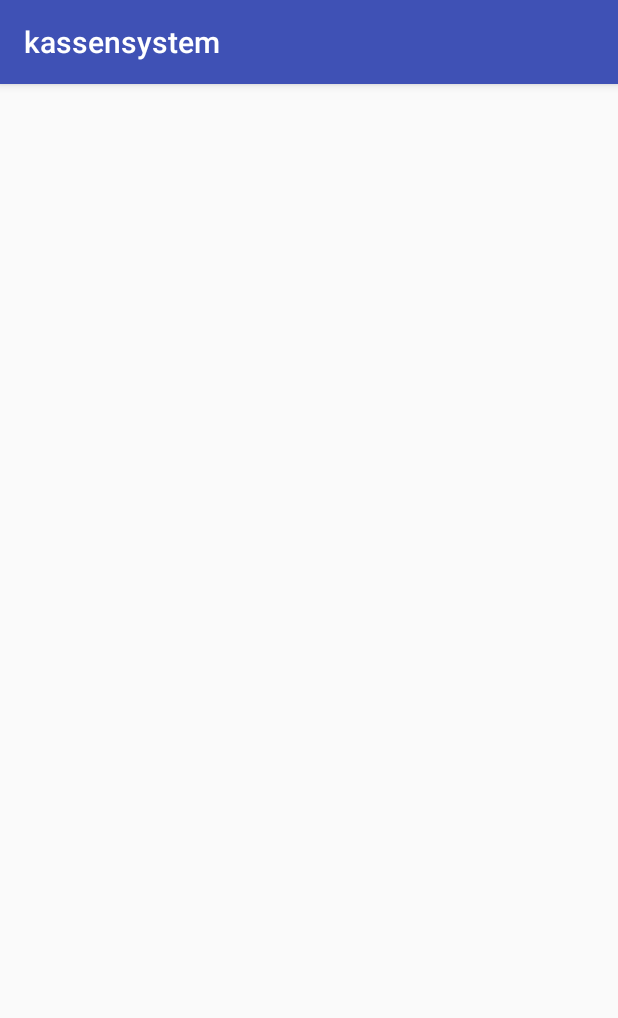
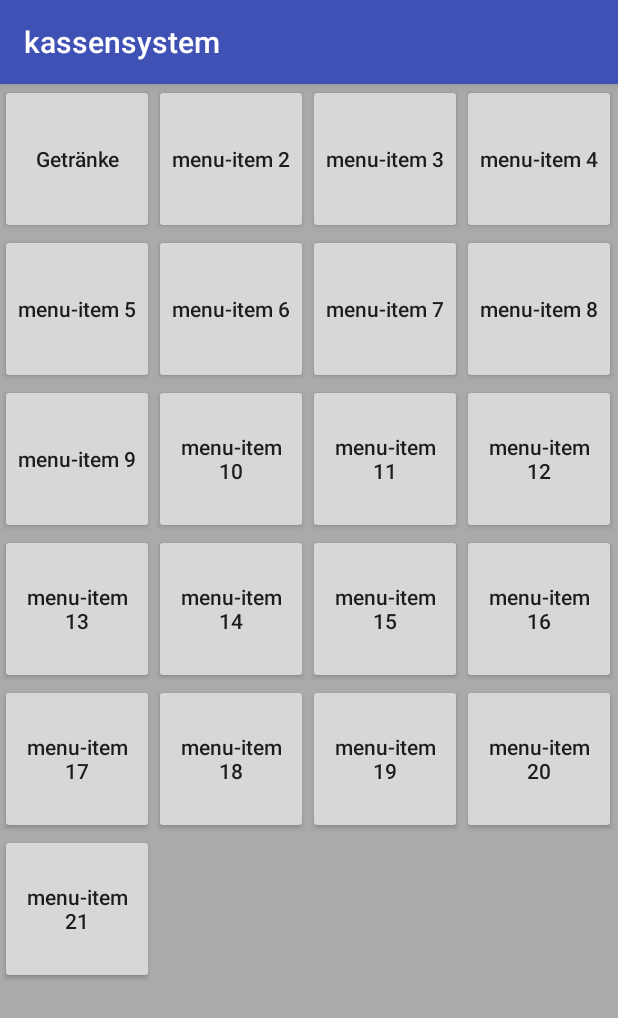
Before and after one commit to Oliver19xx/kassensystem, an Android app: the screen it shows after launch (MainActivity), on a phone screen of 412 x 824 dp. Shown: the top 1018 px of the screen. Run offline under Robolectric (Android 15) with nearby library versions, the phone set to English and light mode, and no system bars.

Commit message:
- ButtonLayout erstellt - Buttons werden aus einem Array erstellt - Funktion zum ausgeben von Werten erstellt (in arbeit)

```diff
--- /dev/null
+++ b/app/src/main/java/ninja/oliverwerner/kassensystem/ButtonAdapter.java
@@ -0,0 +1,79 @@
+package ninja.oliverwerner.kassensystem;
+
+import android.app.AlertDialog;
+import android.content.Context;
+import android.view.LayoutInflater;
+import android.view.View;
+import android.view.ViewGroup;
+import android.widget.BaseAdapter;
+import android.widget.Button;
+import android.widget.GridView;
+import android.widget.LinearLayout;
+import android.widget.TextView;
+
+
+public class ButtonAdapter extends BaseAdapter {
+    private Context context;
+    private final String[] textViewValues;
+
+
+    public ButtonAdapter(Context context, String[] textViewValues) {
+        this.context = context;
+        this.textViewValues = textViewValues;
+    }
+
+
+    public View getView(int position, final View convertView, ViewGroup parent) {
+
+        // LayoutInflater is required for adding a view to an other view
+        LayoutInflater inflater = (LayoutInflater) context.getSystemService(Context.LAYOUT_INFLATER_SERVICE);
+
+        // Load Context as a new View
+        View defaultMenuButton =  new View(context);
+
+
+        // get xml-layout to inflate
+        defaultMenuButton = inflater.inflate(R.layout.defaultmenubutton, null);
+
+
+        // set value into textview
+        TextView textView= (TextView) defaultMenuButton.findViewById(R.id.defaultMenuButton);
+        textView.setText(textViewValues[position]);
+
+        return defaultMenuButton;
+    }
+
+    /*
+    - create a new error-message
+    - set error-message
+    - show error-message
+    @return error-message
+     */
+    /*public void alert(){
+        AlertDialog alertDialog = new AlertDialog.Builder();
+        alertDialog.setTitle("Titel");
+        alertDialog.setMessage("Nachricht");
+        alertDialog.show();
+    }*/
+
+    @Override
+    public int getCount()		{
+        return textViewValues.length;
+    }
+
+
+    @Override
+    public Object getItem(int position) {
+        return null;
+    }
+
+
+    @Override
+    public long getItemId(int position) {
+        return 0;
+    }
+
+
+
+
+}
--- a/app/src/main/java/ninja/oliverwerner/kassensystem/MainActivity.java
+++ b/app/src/main/java/ninja/oliverwerner/kassensystem/MainActivity.java
@@ -6,40 +6,42 @@ import android.widget.ArrayAdapter;
 import android.widget.Button;
 import android.widget.GridLayout;
 import android.widget.GridView;
+import android.widget.LinearLayout;
 import android.widget.TextView;
 
 import org.w3c.dom.Text;
 
 public class MainActivity extends AppCompatActivity {
 
-    private String[] queryButtons(){
-        String[] buttonArray = {
-                "Getränke",
-                "Vorspeisen",
-                "Hauptspeisen",
-                "Nachtisch"
-        };
-        return buttonArray;
-    }
+    static final String[] menuItems = new String[]{
+            "Getränke",
+            "menu-item 2",
+            "menu-item 3",
+            "menu-item 4",
+            "menu-item 5",
+            "menu-item 6",
+            "menu-item 7",
+            "menu-item 8",
+            "menu-item 9",
+            "menu-item 10",
+            "menu-item 11",
+            "menu-item 12",
+            "menu-item 13",
+            "menu-item 14",
+            "menu-item 15",
+            "menu-item 16",
+            "menu-item 17",
+            "menu-item 18",
+            "menu-item 19",
+            "menu-item 20",
+            "menu-item 21"
+    };
 
-    private void generateButtons(){
-        String[] buttonNameArray = queryButtons();
-        Button[] buttonArray = new Button[buttonNameArray.length];
-        GridView gridView = (GridView) findViewById(R.id.gridView);
+    private void showMenu(String[] menuItems){
 
-        for (int i = 0; i < buttonArray.length; i++){
+        GridView gvMain = (GridView) findViewById(R.id.gvMain);
+        gvMain.setAdapter(new ButtonAdapter(this, menuItems));
 
-            Button btn = new Button(this);
-
-            btn.setText(buttonNameArray[i]);
-            btn.setLayoutParams(new GridLayout.LayoutParams());
-            btn.setMaxWidth(50);
-            btn.setMaxHeight(50);
-            btn.setPadding(10, 10, 10, 10);
-            gridView.addView(btn, i);
-        }
-
-        ArrayAdapter adapter = new ArrayAdapter(this,buttonArray);
         return;
     }
 
@@ -47,6 +49,7 @@ public class MainActivity extends AppCompatActivity {
     protected void onCreate(Bundle savedInstanceState) {
         super.onCreate(savedInstanceState);
         setContentView(R.layout.activity_main);
-        generateButtons();
+
+        showMenu(menuItems);
     }
 }
--- a/app/src/main/res/layout/activity_main.xml
+++ b/app/src/main/res/layout/activity_main.xml
@@ -4,14 +4,15 @@
     android:id="@+id/activity_main"
     android:layout_width="match_parent"
     android:layout_height="match_parent"
-    android:paddingBottom="@dimen/activity_vertical_margin"
-    android:paddingLeft="@dimen/activity_horizontal_margin"
-    android:paddingRight="@dimen/activity_horizontal_margin"
-    android:paddingTop="@dimen/activity_vertical_margin"
+    android:background="@android:color/darker_gray"
     tools:context="ninja.oliverwerner.kassensystem.MainActivity">
 
     <GridView
-        android:id="@+id/gridView"
-        android:layout_width="wrap_content"
-        android:layout_height="match_parent"></GridView>
+        android:layout_width="match_parent"
+        android:layout_height="match_parent"
+        android:layout_alignParentLeft="true"
+        android:layout_alignParentStart="true"
+        android:id="@+id/gvMain"
+        android:numColumns="4"/>
+
 </RelativeLayout>
--- /dev/null
+++ b/app/src/main/res/layout/defaultmenubutton.xml
@@ -0,0 +1,14 @@
+<?xml version="1.0" encoding="utf-8"?>
+<LinearLayout xmlns:android="http://schemas.android.com/apk/res/android"
+    android:layout_width="fill_parent"
+    android:layout_height="fill_parent"
+    android:orientation="vertical">
+
+    <Button
+        android:id="@+id/defaultMenuButton"
+        android:layout_width="fill_parent"
+        android:layout_height="100dp"
+        android:text="Button"
+        android:textAllCaps="false"/>
+
+</LinearLayout>
--- a/app/src/main/res/values/colors.xml
+++ b/app/src/main/res/values/colors.xml
@@ -1,6 +1,6 @@
 <?xml version="1.0" encoding="utf-8"?>
 <resources>
-    <color name="colorPrimary">#3F51B5</color>
-    <color name="colorPrimaryDark">#303F9F</color>
+    <color name="colorPrimary">#3f51b5</color>
+    <color name="colorPrimaryDark">#303f9f</color>
     <color name="colorAccent">#FF4081</color>
 </resources>
```
